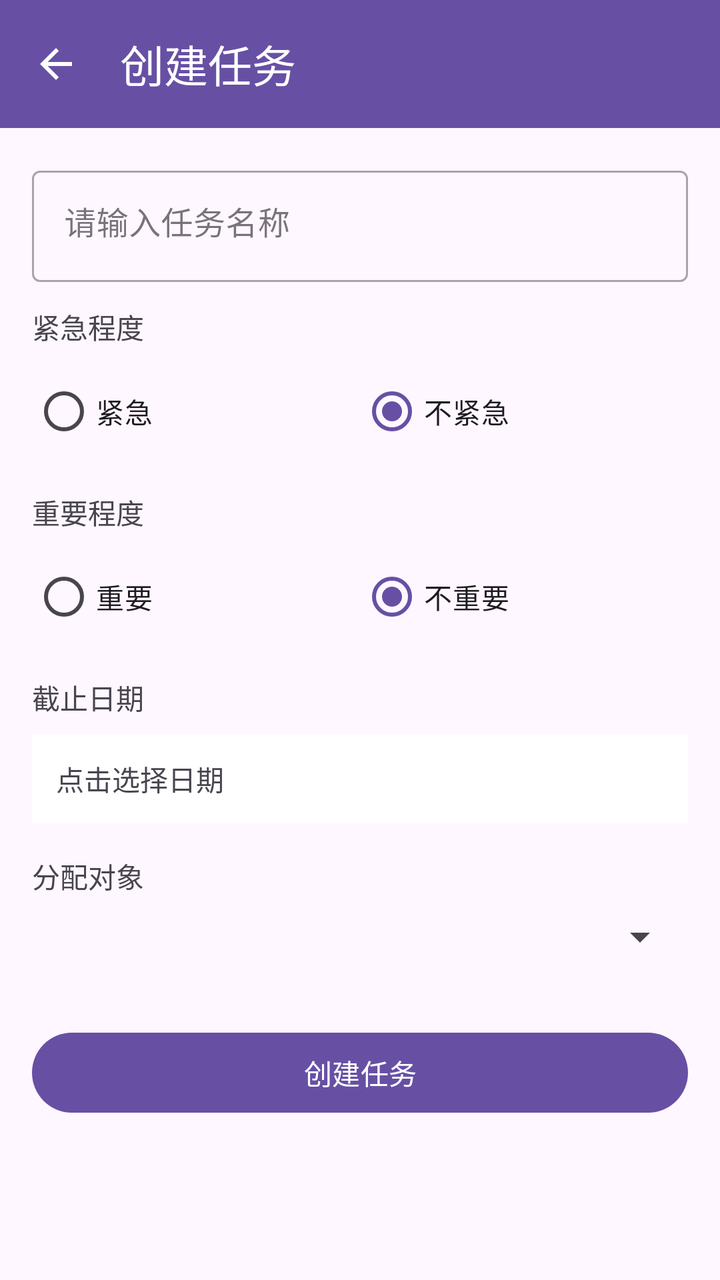
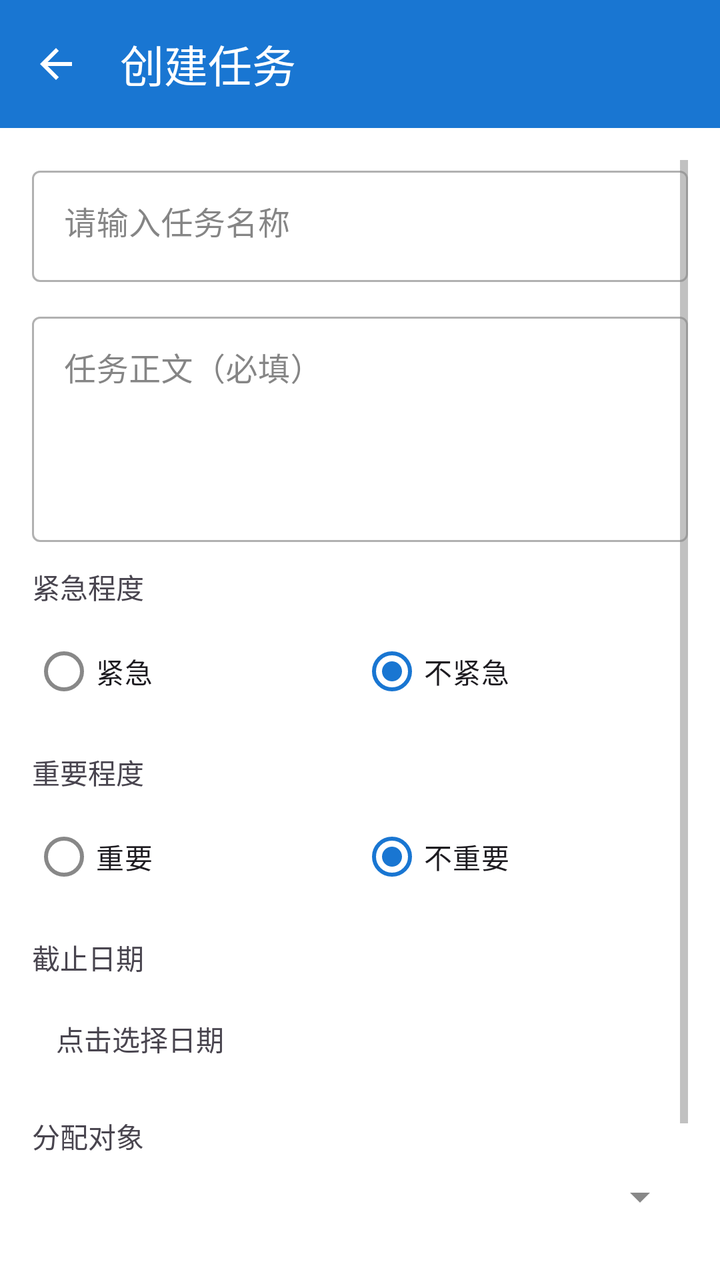

Screens rendered from an Android XML layout before and after an edit, with the pre-edit source and the edit as a unified diff.
<!-- AndroidManifest.xml: application theme Theme.Project_Pandora -->
<!-- res/layout/activity_task_create.xml -->
<?xml version="1.0" encoding="utf-8"?>
<LinearLayout xmlns:android="http://schemas.android.com/apk/res/android"
    xmlns:app="http://schemas.android.com/apk/res-auto"
    android:layout_width="match_parent"
    android:layout_height="match_parent"
    android:orientation="vertical"
    android:fitsSystemWindows="true">

    <com.google.android.material.appbar.MaterialToolbar
        android:id="@+id/toolbar"
        android:layout_width="match_parent"
        android:layout_height="wrap_content"
        android:background="?attr/colorPrimary"
        app:title="@string/task_create"
        app:titleTextColor="@android:color/white"
        app:navigationIcon="@drawable/ic_back" />

    <TextView
        android:id="@+id/textAutoSaveStatus"
        android:layout_width="match_parent"
        android:layout_height="wrap_content"
        android:padding="4dp"
        android:textAlignment="center"
        android:textSize="12sp"
        android:textColor="#888888"
        android:visibility="gone" />

    <ScrollView
        android:layout_width="match_parent"
        android:layout_height="match_parent"
        android:padding="16dp">

        <LinearLayout
            android:layout_width="match_parent"
            android:layout_height="wrap_content"
            android:orientation="vertical">

            <com.google.android.material.textfield.TextInputLayout
                android:layout_width="match_parent"
                android:layout_height="wrap_content"
                android:layout_marginBottom="12dp"
                style="@style/Widget.MaterialComponents.TextInputLayout.OutlinedBox">

                <com.google.android.material.textfield.TextInputEditText
                    android:id="@+id/edit_task_name"
                    android:layout_width="match_parent"
                    android:layout_height="wrap_content"
                    android:hint="@string/hint_task_name"
                    android:inputType="textMultiLine"
                    android:maxLines="5"
                    android:gravity="start|top" />
            </com.google.android.material.textfield.TextInputLayout>

            <TextView
                android:layout_width="match_parent"
                android:layout_height="wrap_content"
                android:text="紧急程度"
                android:layout_marginBottom="8dp" />

            <RadioGroup
                android:id="@+id/rg_urgency"
                android:layout_width="match_parent"
                android:layout_height="wrap_content"
                android:orientation="horizontal"
                android:layout_marginBottom="16dp">

                <RadioButton
                    android:id="@+id/rb_urgent"
                    android:layout_width="0dp"
                    android:layout_height="wrap_content"
                    android:layout_weight="1"
                    android:text="紧急" />

                <RadioButton
                    android:id="@+id/rb_not_urgent"
                    android:layout_width="0dp"
                    android:layout_height="wrap_content"
                    android:layout_weight="1"
                    android:text="不紧急"
                    android:checked="true" />
            </RadioGroup>

            <TextView
                android:layout_width="match_parent"
                android:layout_height="wrap_content"
                android:text="重要程度"
                android:layout_marginBottom="8dp" />

            <RadioGroup
                android:id="@+id/rg_importance"
                android:layout_width="match_parent"
                android:layout_height="wrap_content"
                android:orientation="horizontal"
                android:layout_marginBottom="16dp">

                <RadioButton
                    android:id="@+id/rb_important"
                    android:layout_width="0dp"
                    android:layout_height="wrap_content"
                    android:layout_weight="1"
                    android:text="重要" />

                <RadioButton
                    android:id="@+id/rb_not_important"
                    android:layout_width="0dp"
                    android:layout_height="wrap_content"
                    android:layout_weight="1"
                    android:text="不重要"
                    android:checked="true" />
            </RadioGroup>

            <TextView
                android:layout_width="match_parent"
                android:layout_height="wrap_content"
                android:text="截止日期"
                android:layout_marginBottom="8dp" />

            <TextView
                android:id="@+id/text_end_time"
                android:layout_width="match_parent"
                android:layout_height="wrap_content"
                android:text="点击选择日期"
                android:padding="12dp"
                android:background="@android:color/white"
                android:layout_marginBottom="16dp"
                android:clickable="true"
                android:focusable="true" />

            <TextView
                android:layout_width="match_parent"
                android:layout_height="wrap_content"
                android:text="分配对象"
                android:layout_marginBottom="8dp" />

            <Spinner
                android:id="@+id/spinner_assignee"
                android:layout_width="match_parent"
                android:layout_height="wrap_content"
                android:layout_marginBottom="16dp" />

            <com.google.android.material.button.MaterialButton
                android:id="@+id/btn_create_task"
                android:layout_width="match_parent"
                android:layout_height="wrap_content"
                android:layout_marginTop="16dp"
                android:layout_marginBottom="24dp"
                android:text="@string/btn_create_task" />

        </LinearLayout>
    </ScrollView>

</LinearLayout>
<!-- resources referenced by this layout -->
<resources>
  <!-- drawable ic_back (drawable) -->
  <vector xmlns:android="http://schemas.android.com/apk/res/android"
      android:width="24dp"
      android:height="24dp"
      android:viewportWidth="24"
      android:viewportHeight="24"
      android:tint="?attr/colorOnPrimary">
      <path
          android:fillColor="@android:color/white"
          android:pathData="M20,11H7.83l5.59,-5.59L12,4l-8,8 8,8 1.41,-1.41L7.83,13H20v-2z" />
  </vector>
  <string name="btn_create_task">创建任务</string>
  <string name="hint_task_name">请输入任务名称</string>
  <string name="task_create">创建任务</string>
  <style name="Theme.Project_Pandora" parent="Base.Theme.Project_Pandora" />
  <style name="Base.Theme.Project_Pandora" parent="Theme.Material3.DayNight.NoActionBar">
          
          
      </style>
</resources>

<!-- the commit's change to res/layout/activity_task_create.xml (unified diff, before → after) -->
@@ -22,7 +22,7 @@
         android:padding="4dp"
         android:textAlignment="center"
         android:textSize="12sp"
-        android:textColor="#888888"
+        android:textColor="@color/color_text_secondary"
         android:visibility="gone" />
 
     <ScrollView
@@ -48,6 +48,26 @@
                     android:hint="@string/hint_task_name"
                     android:inputType="textMultiLine"
                     android:maxLines="5"
+                    android:textColor="@color/color_text_edit_content"
+                    android:gravity="start|top" />
+            </com.google.android.material.textfield.TextInputLayout>
+
+            
+            <com.google.android.material.textfield.TextInputLayout
+                android:layout_width="match_parent"
+                android:layout_height="wrap_content"
+                android:layout_marginBottom="12dp"
+                style="@style/Widget.MaterialComponents.TextInputLayout.OutlinedBox">
+
+                <com.google.android.material.textfield.TextInputEditText
+                    android:id="@+id/edit_task_content"
+                    android:layout_width="match_parent"
+                    android:layout_height="wrap_content"
+                    android:hint="@string/hint_task_content"
+                    android:inputType="textMultiLine"
+                    android:minLines="4"
+                    android:maxLines="10"
+                    android:textColor="@color/color_text_edit_content"
                     android:gravity="start|top" />
             </com.google.android.material.textfield.TextInputLayout>
 
@@ -121,7 +141,7 @@
                 android:layout_height="wrap_content"
                 android:text="点击选择日期"
                 android:padding="12dp"
-                android:background="@android:color/white"
+                android:background="?attr/colorSurface"
                 android:layout_marginBottom="16dp"
                 android:clickable="true"
                 android:focusable="true" />
@@ -136,6 +156,7 @@
                 android:id="@+id/spinner_assignee"
                 android:layout_width="match_parent"
                 android:layout_height="wrap_content"
+                android:spinnerMode="dialog"
                 android:layout_marginBottom="16dp" />
 
             <com.google.android.material.button.MaterialButton
<!-- resource entries referenced after the edit -->
@@ -1,5 +1,7 @@
 <!-- resources referenced by this layout -->
 <resources>
+  <color name="color_text_edit_content">#FF000000</color>
+  <color name="color_text_secondary">#FF888888</color>
   <!-- drawable ic_back (drawable) -->
   <vector xmlns:android="http://schemas.android.com/apk/res/android"
       android:width="24dp"
@@ -12,12 +14,24 @@
           android:pathData="M20,11H7.83l5.59,-5.59L12,4l-8,8 8,8 1.41,-1.41L7.83,13H20v-2z" />
   </vector>
   <string name="btn_create_task">创建任务</string>
+  <string name="hint_task_content">任务正文（必填）</string>
   <string name="hint_task_name">请输入任务名称</string>
   <string name="task_create">创建任务</string>
   <style name="Theme.Project_Pandora" parent="Base.Theme.Project_Pandora" />
   <style name="Base.Theme.Project_Pandora" parent="Theme.Material3.DayNight.NoActionBar">
           
-          
+          <item name="colorPrimary">@color/color_calendar_today</item>
+          <item name="colorOnPrimary">@color/white</item>
+          <item name="colorSurface">@color/color_bg_page</item>
+          <item name="colorOnSurface">@color/color_text_primary</item>
+          <item name="colorOnSurfaceVariant">@color/color_text_secondary</item>
+          <item name="android:colorBackground">@color/color_bg_page</item>
+          <item name="android:textColorPrimary">@color/color_text_primary</item>
+          <item name="android:textColorSecondary">@color/color_text_secondary</item>
       </style>
+  <color name="color_calendar_today">#FF1976D2</color>
+  <color name="white">#FFFFFFFF</color>
+  <color name="color_bg_page">#FFFFFFFF</color>
+  <color name="color_text_primary">#FF333333</color>
 </resources>
 
